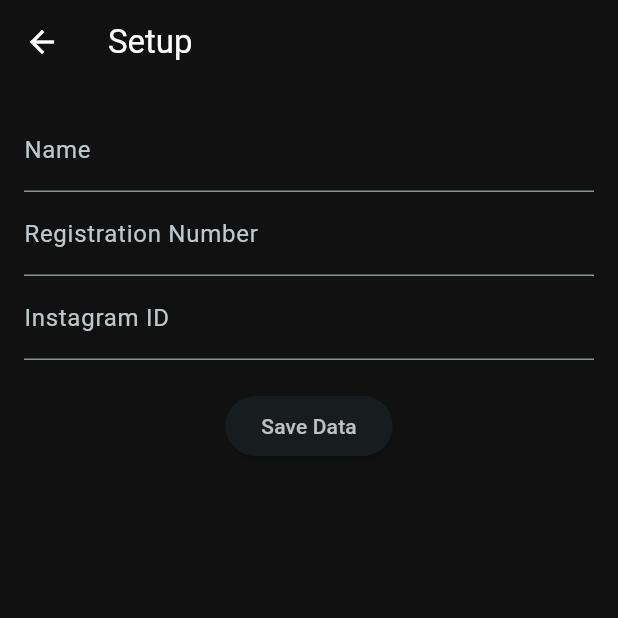
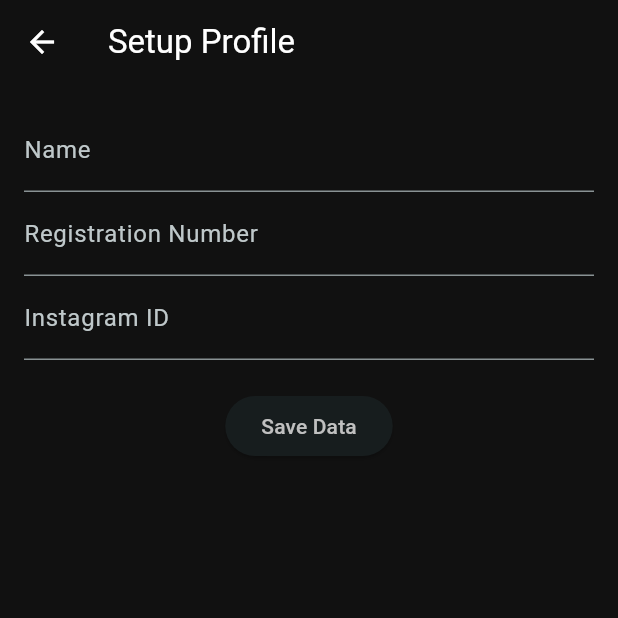
Before and after one commit to IM-TechieScientist/pookiedex, a Flutter app: the screen it shows after launch, after a tap on "Next", on a phone screen of 412 x 824 dp, the top half of it. Run offline on Flutter 3.47's test engine with Material 3 defaults, Android fonts, the phone set to English and light mode, and no system bars; our stand-ins replace firebase_auth, firebase_core, flex_color_scheme, google_sign_in, qr_flutter, shared_preferences and 2 more; missing offline and left inert: flutter_barcode_scanner; accounts and stored records are empty.

Commit message:
Minor Changes

```diff
--- a/lib/main.dart
+++ b/lib/main.dart
@@ -42,7 +42,7 @@ class _MyAppState extends State<MyApp> {
   Widget build(BuildContext context) {
     return MaterialApp(
       debugShowCheckedModeBanner: false,
-      title: 'Conditional Navigation App',
+      title: 'PookieDex',
       theme: FlexThemeData.dark(scheme: FlexScheme.deepOrangeM3),
       home: FutureBuilder<bool>(
         future: _checkSetupStatus(),
--- a/lib/pages/setup_page1.dart
+++ b/lib/pages/setup_page1.dart
@@ -113,7 +113,7 @@ class _SetupPage1State extends State<SetupPage1> {
   Widget build(BuildContext context) {
     return Scaffold(
       appBar: AppBar(
-        title: Text('Setup Page 1'),
+        title: Text('Login with VIT Mail'),
       ),
       body: Padding(
         padding: const EdgeInsets.all(16.0),
--- a/lib/pages/setup_page2.dart
+++ b/lib/pages/setup_page2.dart
@@ -26,7 +26,7 @@ class _SetupPageState extends State<SetupPage> {
   Widget build(BuildContext context) {
     return Scaffold(
       appBar: AppBar(
-        title: Text("Setup"),
+        title: Text("Setup Profile"),
         // backgroundColor: Color.fromARGB(255, 207, 85, 85),
       ),
       body: Padding(
```
